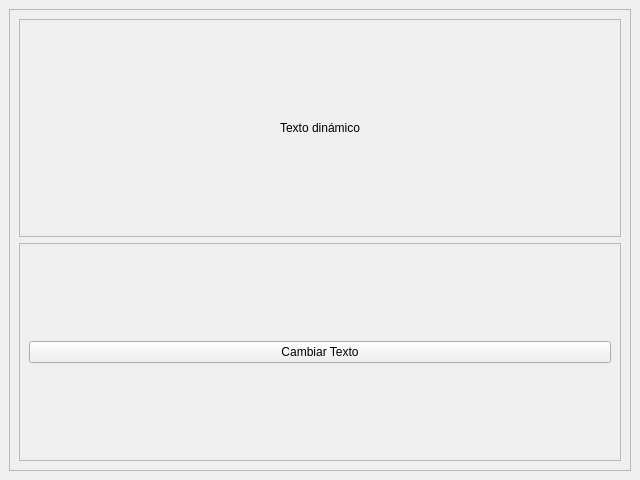
The window that PyQt/ejercicio2.ui (GianniF97/Programacion_cientifica) describes before a commit, drawn with Qt 5.
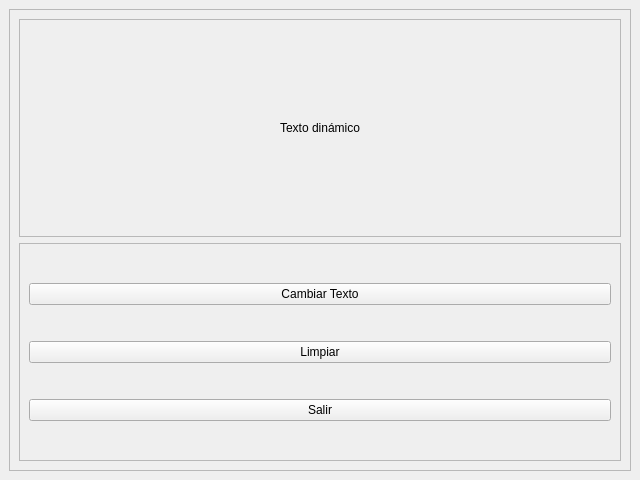
The same window after the commit.

Commit message: Actualizar ejercicio 2 de PyQt y calculadora Tkinter

```diff
--- a/PyQt/ejercicio2.ui
+++ b/PyQt/ejercicio2.ui
@@ -71,6 +71,20 @@
             </property>
            </widget>
           </item>
+          <item>
+           <widget class="QPushButton" name="pushButton_limpiar">
+            <property name="text">
+             <string>Limpiar</string>
+            </property>
+           </widget>
+          </item>
+          <item>
+           <widget class="QPushButton" name="pushButton_salir">
+            <property name="text">
+             <string>Salir</string>
+            </property>
+           </widget>
+          </item>
          </layout>
         </widget>
        </item>
```
The commit also changes 2 other files.
